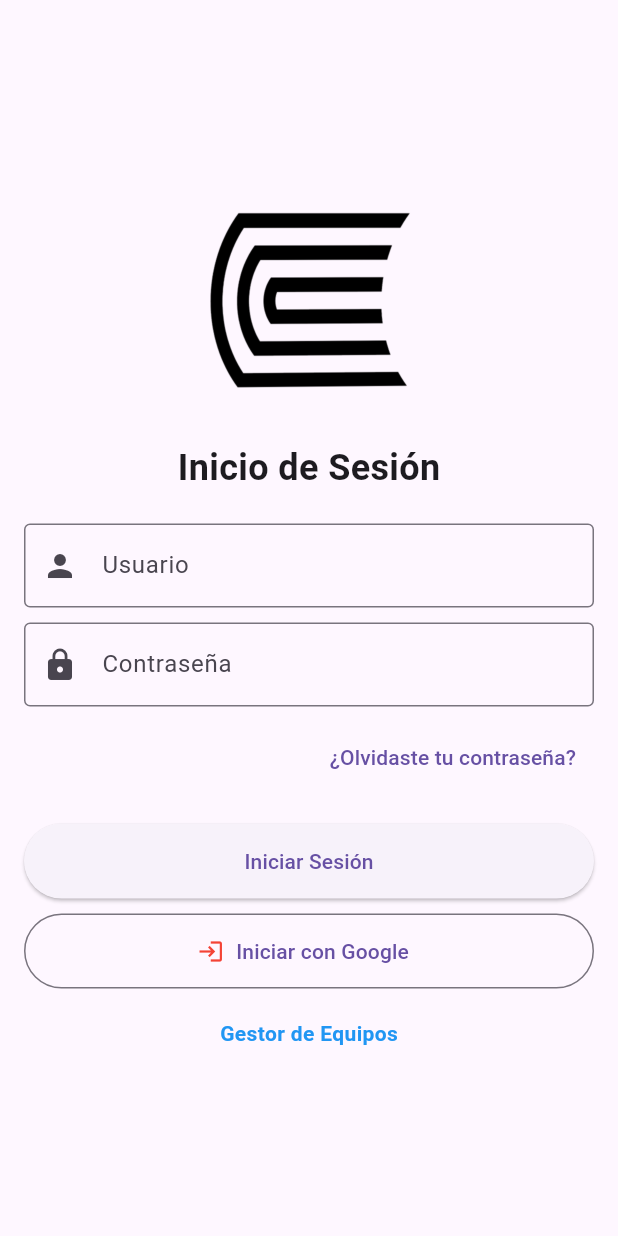
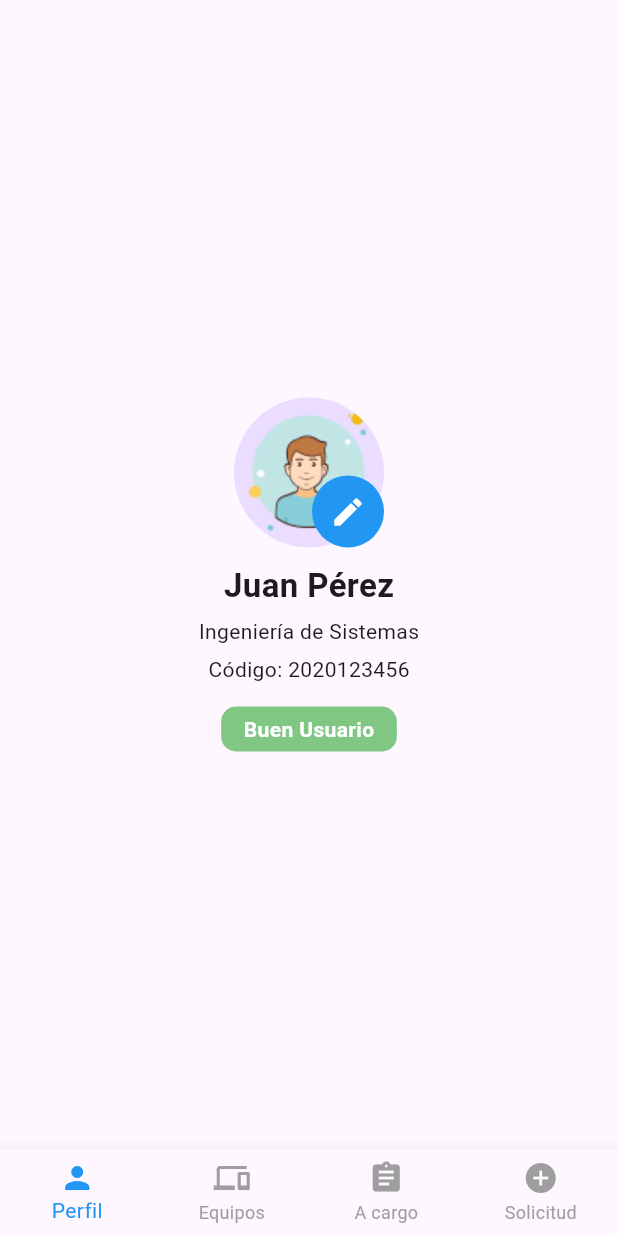
Before and after one commit to Kenss12345/app_comu, a Flutter app: the screen it shows after launch, on a phone screen of 412 x 824 dp. Run offline on Flutter 3.47's test engine with Material 3 defaults, Android fonts, the phone set to English and light mode, and no system bars.

Commit message:
Creación de pantallas perfil y equipos

```diff
--- a/lib/main.dart
+++ b/lib/main.dart
@@ -1,6 +1,7 @@
 import 'package:flutter/material.dart';
 import 'screens/splash_screen.dart';
 import 'screens/login_screen.dart';
+import 'screens/profile_screen.dart';
 
 void main() {
   runApp(const MyApp());
@@ -13,11 +14,19 @@
   Widget build(BuildContext context) {
     return MaterialApp(
       debugShowCheckedModeBanner: false,
+      title: 'App de Préstamo de Equipos',
+      theme: ThemeData(primarySwatch: Colors.blue),
+      home: const ProfileScreen(),
+
+  /*@override
+  Widget build(BuildContext context) {
+    return MaterialApp(
+      debugShowCheckedModeBanner: false,
       title: 'Préstamo de Equipos',
       theme: ThemeData(
         primarySwatch: Colors.blue,
       ),
-      home: const SplashScreen(), // Pantalla de carga inicial
+      home: const SplashScreen(), // Pantalla de carga inicial*/
     );
   }
 }
--- /dev/null
+++ b/lib/screens/equipos_a_cargo_screen.dart
@@ -0,0 +1,14 @@
+import 'package:flutter/material.dart';
+
+class EquiposACargoScreen extends StatelessWidget {
+  const EquiposACargoScreen({super.key});
+
+  @override
+  Widget build(BuildContext context) {
+    return Scaffold(
+      body: Center(
+        child: Text("Equipos a Cargo", style: TextStyle(fontSize: 20)),
+      ),
+    );
+  }
+}
--- /dev/null
+++ b/lib/screens/equipos_disponibles_screen.dart
@@ -0,0 +1,14 @@
+import 'package:flutter/material.dart';
+
+class EquiposDisponiblesScreen extends StatelessWidget {
+  const EquiposDisponiblesScreen({super.key});
+
+  @override
+  Widget build(BuildContext context) {
+    return Scaffold(
+      body: Center(
+        child: Text("Equipos Disponibles", style: TextStyle(fontSize: 20)),
+      ),
+    );
+  }
+}
--- /dev/null
+++ b/lib/screens/profile_screen.dart
@@ -0,0 +1,126 @@
+import 'package:flutter/material.dart';
+import 'equipos_disponibles_screen.dart';
+import 'equipos_a_cargo_screen.dart';
+import 'solicitud_equipos_screen.dart';
+
+class ProfileScreen extends StatefulWidget {
+  const ProfileScreen({super.key});
+
+  @override
+  _ProfileScreenState createState() => _ProfileScreenState();
+}
+
+class _ProfileScreenState extends State<ProfileScreen> {
+  int _selectedIndex = 0; // Índice actual del BottomNavigationBar
+
+  // Método para cambiar de pantalla según el ítem seleccionado en la barra de navegación
+  void _onItemTapped(int index) {
+    setState(() {
+      _selectedIndex = index;
+    });
+  }
+
+  // Lista de pantallas disponibles en la navegación
+  final List<Widget> _screens = [
+    ProfileContent(),
+    EquiposDisponiblesScreen(),
+    EquiposACargoScreen(),
+    SolicitudEquiposScreen(),
+  ];
+
+  @override
+  Widget build(BuildContext context) {
+    return Scaffold(
+      body: _screens[_selectedIndex], // Cambia entre las pantallas según el índice
+      bottomNavigationBar: BottomNavigationBar(
+        currentIndex: _selectedIndex,
+        onTap: _onItemTapped,
+        selectedItemColor: Colors.blue,
+        unselectedItemColor: Colors.grey,
+        type: BottomNavigationBarType.fixed, // Mantiene los íconos visibles siempre
+        items: const [
+          BottomNavigationBarItem(
+            icon: Icon(Icons.person),
+            label: 'Perfil',
+          ),
+          BottomNavigationBarItem(
+            icon: Icon(Icons.devices),
+            label: 'Equipos',
+          ),
+          BottomNavigationBarItem(
+            icon: Icon(Icons.assignment),
+            label: 'A cargo',
+          ),
+          BottomNavigationBarItem(
+            icon: Icon(Icons.add_circle),
+            label: 'Solicitud',
+          ),
+        ],
+      ),
+    );
+  }
+}
+
+// Widget que contiene el contenido de la pantalla de perfil
+class ProfileContent extends StatelessWidget {
+  const ProfileContent({super.key});
+
+  @override
+  Widget build(BuildContext context) {
+    return Center(
+      child: Padding(
+        padding: const EdgeInsets.all(20.0),
+        child: Column(
+          mainAxisAlignment: MainAxisAlignment.center,
+          children: [
+            Stack(
+              children: [
+                const CircleAvatar(
+                  radius: 50,
+                  backgroundImage: AssetImage('assets/user.png'), // Imagen de perfil
+                ),
+                Positioned(
+                  bottom: 0,
+                  right: 0,
+                  child: Container(
+                    decoration: const BoxDecoration(
+                      shape: BoxShape.circle,
+                      color: Colors.blue,
+                    ),
+                    child: IconButton(
+                      icon: const Icon(Icons.edit, color: Colors.white),
+                      onPressed: () {
+                        // Acción para cambiar la foto
+                      },
+                    ),
+                  ),
+                ),
+              ],
+            ),
+            const SizedBox(height: 10),
+            const Text(
+              "Juan Pérez",
+              style: TextStyle(fontSize: 22, fontWeight: FontWeight.bold),
+            ),
+            const SizedBox(height: 5),
+            const Text("Ingeniería de Sistemas"),
+            const SizedBox(height: 5),
+            const Text("Código: 2020123456"),
+            const SizedBox(height: 15),
+            Container(
+              padding: const EdgeInsets.symmetric(horizontal: 15, vertical: 5),
+              decoration: BoxDecoration(
+                color: Colors.green.shade300,
+                borderRadius: BorderRadius.circular(10),
+              ),
+              child: const Text(
+                "Buen Usuario",
+                style: TextStyle(color: Colors.white, fontWeight: FontWeight.bold),
+              ),
+            ),
+          ],
+        ),
+      ),
+    );
+  }
+}
--- /dev/null
+++ b/lib/screens/solicitud_equipos_screen.dart
@@ -0,0 +1,14 @@
+import 'package:flutter/material.dart';
+
+class SolicitudEquiposScreen extends StatelessWidget {
+  const SolicitudEquiposScreen({super.key});
+
+  @override
+  Widget build(BuildContext context) {
+    return Scaffold(
+      body: Center(
+        child: Text("Solicitud de Equipos", style: TextStyle(fontSize: 20)),
+      ),
+    );
+  }
+}
--- a/lib/screens/splash_screen.dart
+++ b/lib/screens/splash_screen.dart
@@ -24,7 +24,7 @@
   @override
   Widget build(BuildContext context) {
     return Scaffold(
-      backgroundColor: Colors.white,
+      backgroundColor: Colors.orange,
       body: Center(
         child: Column(
           mainAxisAlignment: MainAxisAlignment.center,
```
Also changed, not shown: assets/user.png (added), 1 other file.
